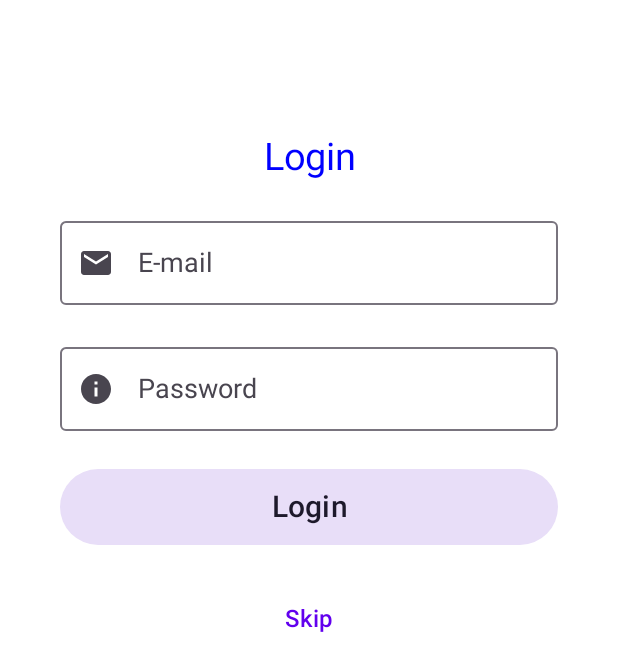
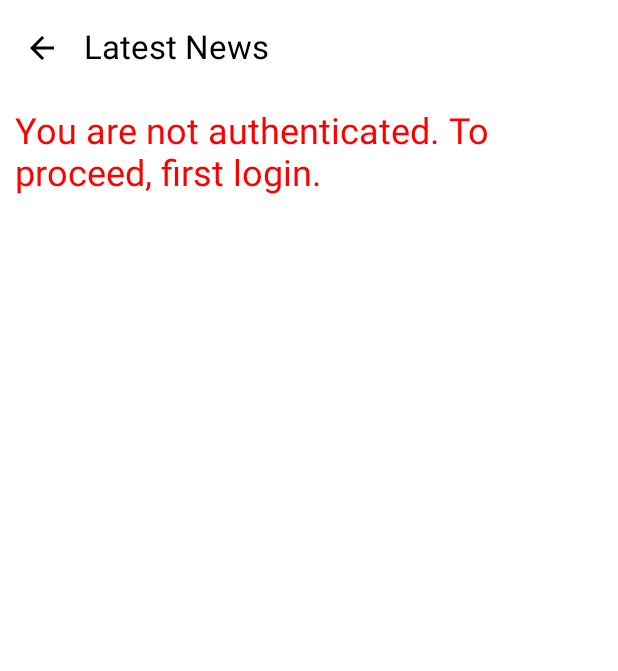
Before and after one commit to VladimirMikulas/ElongaNewsApp, an Android app built with Jetpack Compose: the screen it shows after launch (MainActivity), after a tap on "Skip", on a phone screen of 412 x 824 dp. Shown: the top 671 px of the screen. Run offline under Robolectric (Android 15) with nearby library versions, the phone set to English and light mode, and no system bars; our stand-ins replace Dagger/Hilt's generated code, accompanist; libraries missing offline, so code that uses them is left out: com.bumptech.glide; 1 statement that could not run was skipped.

Commit message:
Initial implementation of NewsListScreen completed

```diff
--- /dev/null
+++ b/androidApp/src/main/java/com/vlamik/news/component/AppBar.kt
@@ -0,0 +1,24 @@
+package com.vlamik.news.component
+
+import androidx.compose.material3.Icon
+import androidx.compose.material3.IconButton
+import androidx.compose.material3.Text
+import androidx.compose.material3.TopAppBar
+import androidx.compose.runtime.Composable
+import androidx.compose.ui.graphics.vector.ImageVector
+
+@Composable
+fun AppBar(title: String, imageVector: ImageVector, iconClickAction: () -> Unit) {
+    TopAppBar(
+        title = {
+            Text(
+                text = title
+            )
+        },
+        navigationIcon = {
+            IconButton(onClick = { iconClickAction.invoke() }) {
+                Icon(imageVector = imageVector, contentDescription = "")
+            }
+        }
+    )
+}
--- a/androidApp/src/main/java/com/vlamik/news/di/DataModule.kt
+++ b/androidApp/src/main/java/com/vlamik/news/di/DataModule.kt
@@ -11,6 +11,8 @@ import com.vlamik.core.data.repositories.AppRepository
 import com.vlamik.core.data.repositories.AppRepositoryImpl
 import com.vlamik.core.data.repositories.LoginRepository
 import com.vlamik.core.data.repositories.LoginRepositoryImpl
+import com.vlamik.core.data.repositories.NewsRepository
+import com.vlamik.core.data.repositories.NewsRepositoryImpl
 import dagger.Module
 import dagger.Provides
 import dagger.hilt.InstallIn
@@ -59,6 +61,14 @@ open class DataModule {
         return repo
     }
 
+    @Provides
+    @Singleton
+    fun providesNewsRepository(
+        repo: NewsRepositoryImpl
+    ): NewsRepository {
+        return repo
+    }
+
     companion object {
         private const val DATA_STORE = "store"
         private val Context.dataStore: DataStore<Preferences> by preferencesDataStore(name = DATA_STORE)
--- /dev/null
+++ b/androidApp/src/main/java/com/vlamik/news/features/list/NewsListScreen.kt
@@ -0,0 +1,210 @@
+package com.vlamik.news.features.list
+
+import androidx.compose.foundation.clickable
+import androidx.compose.foundation.layout.Arrangement
+import androidx.compose.foundation.layout.Column
+import androidx.compose.foundation.layout.Row
+import androidx.compose.foundation.layout.Spacer
+import androidx.compose.foundation.layout.fillMaxSize
+import androidx.compose.foundation.layout.fillMaxWidth
+import androidx.compose.foundation.layout.height
+import androidx.compose.foundation.layout.padding
+import androidx.compose.foundation.layout.size
+import androidx.compose.foundation.layout.wrapContentHeight
+import androidx.compose.foundation.lazy.LazyColumn
+import androidx.compose.foundation.lazy.itemsIndexed
+import androidx.compose.material.icons.Icons
+import androidx.compose.material.icons.automirrored.filled.ArrowBack
+import androidx.compose.material3.CardDefaults
+import androidx.compose.material3.ElevatedCard
+import androidx.compose.material3.Scaffold
+import androidx.compose.material3.Surface
+import androidx.compose.material3.Text
+import androidx.compose.runtime.Composable
+import androidx.compose.runtime.collectAsState
+import androidx.compose.runtime.getValue
+import androidx.compose.runtime.mutableStateOf
+import androidx.compose.runtime.remember
+import androidx.compose.runtime.setValue
+import androidx.compose.ui.Alignment
+import androidx.compose.ui.Modifier
+import androidx.compose.ui.graphics.Color
+import androidx.compose.ui.res.stringResource
+import androidx.compose.ui.unit.dp
+import androidx.compose.ui.unit.sp
+import com.bumptech.glide.integration.compose.ExperimentalGlideComposeApi
+import com.bumptech.glide.integration.compose.GlideImage
+import com.bumptech.glide.integration.compose.placeholder
+import com.vlamik.core.domain.models.NewsListItemModel
+import com.vlamik.core.domain.models.NewsListModel
+import com.vlamik.news.R
+import com.vlamik.news.component.AppBar
+import com.vlamik.news.component.LoadingIndicator
+import com.vlamik.news.component.Toast
+import com.vlamik.news.features.list.NewsListViewModel.ListScreenUiState
+import com.vlamik.news.features.list.NewsListViewModel.ListScreenUiState.ErrorFromAPI
+import com.vlamik.news.features.list.NewsListViewModel.ListScreenUiState.LoadingFromAPI
+import com.vlamik.news.features.list.NewsListViewModel.ListScreenUiState.NotAuthenticatedError
+import com.vlamik.news.features.list.NewsListViewModel.ListScreenUiState.UpdateSuccess
+import com.vlamik.news.theme.Shapes
+import com.vlamik.news.theme.TemplateTheme
+import com.vlamik.news.utils.preview.DeviceFormatPreview
+import com.vlamik.news.utils.preview.FontScalePreview
+import com.vlamik.news.utils.preview.ThemeModePreview
+
+@Composable
+fun NewsListScreen(
+    listViewModel: NewsListViewModel,
+    isAuthenticated: Boolean,
+    openDetailsClicked: (String) -> Unit,
+    onBackClicked: () -> Unit
+) {
+    listViewModel.checkAuthentication(isAuthenticated)
+    val newsListUpdateState by listViewModel.state.collectAsState()
+    when (val state = newsListUpdateState) {
+        is UpdateSuccess, LoadingFromAPI, ErrorFromAPI, NotAuthenticatedError -> NewsListComposable(
+            state = state,
+            onDetailsClicked = openDetailsClicked,
+            onBackClicked = onBackClicked
+        )
+    }
+}
+
+@Composable
+private fun NewsListComposable(
+    state: ListScreenUiState,
+    onDetailsClicked: (String) -> Unit,
+    onBackClicked: () -> Unit,
+) =
+    Scaffold(topBar = {
+        AppBar(
+            title = stringResource(id = R.string.latest_news),
+            imageVector = Icons.AutoMirrored.Filled.ArrowBack
+        ) { onBackClicked() }
+    }) {
+        Surface(
+            modifier = Modifier
+                .fillMaxSize()
+                .padding(it)
+        ) {
+            (state as? NotAuthenticatedError)?.let {
+                ShowNotAuthenticatedError()
+            }
+            (state as? ErrorFromAPI)?.let {
+                Toast(R.string.api_error)
+            }
+            (state as? LoadingFromAPI)?.let {
+                LoadingIndicator()
+            }
+            var news by remember { mutableStateOf(emptyList<NewsListItemModel>()) }
+            (state as? UpdateSuccess)?.let {
+                news = it.news.newsItems
+
+                LazyColumn {
+                    itemsIndexed(news) { _, newsListItem ->
+
+                        NewsListItemCard(newsListItem = newsListItem, onDetailsClicked)
+
+                        Spacer(modifier = Modifier.height(8.dp))
+                    }
+
+                }
+            }
+        }
+    }
+
+
+@OptIn(ExperimentalGlideComposeApi::class)
+@Composable
+private fun ArticleSourceImage(url: String) {
+    GlideImage(
+        model = url,
+        loading = placeholder(R.drawable.news_logo),
+        contentDescription = stringResource(id = R.string.article_source_image),
+        modifier = Modifier
+            .size(80.dp)
+            .padding(10.dp)
+            .fillMaxWidth()
+            .wrapContentHeight(align = Alignment.CenterVertically)
+    )
+}
+
+@Composable
+private fun NewsListItemContent(newsListItem: NewsListItemModel) {
+    Column(
+        modifier = Modifier
+            .fillMaxSize(),
+        verticalArrangement = Arrangement.Center
+    ) {
+        Text(
+            text = newsListItem.title,
+            fontSize = 18.sp
+        )
+        Text(
+            text = newsListItem.publicationDate,
+            fontSize = 16.sp
+        )
+    }
+}
+
+@Composable
+private fun NewsListItemCard(newsListItem: NewsListItemModel, onItemCardClicked: (String) -> Unit) {
+    ElevatedCard(
+        elevation = CardDefaults.cardElevation(
+            defaultElevation = 8.dp
+        ),
+        shape = Shapes.medium,
+        modifier = Modifier.clickable { onItemCardClicked(newsListItem.id) }
+    ) {
+        Row(
+            modifier = Modifier
+                .padding(horizontal = 8.dp)
+                .fillMaxSize()
+        ) {
+            ArticleSourceImage(newsListItem.sourceIcon)
+            NewsListItemContent(newsListItem = newsListItem)
+        }
+    }
+}
+
+@Composable
+private fun ShowNotAuthenticatedError() {
+    Column(
+        modifier = Modifier
+            .fillMaxSize()
+            .padding(10.dp),
+        verticalArrangement = Arrangement.Top
+    ) {
+        Text(
+            text = stringResource(id = R.string.not_authenticated_error),
+            fontSize = 24.sp,
+            color = Color.Red
+        )
+
+    }
+}
+
+@ThemeModePreview
+@FontScalePreview
+@DeviceFormatPreview
+@Composable
+private fun NewsListScreenPreview() {
+    TemplateTheme {
+        NewsListComposable(
+            state = UpdateSuccess(
+                NewsListModel(
+                    (1..10).map {
+                        NewsListItemModel(
+                            "f006335711031c968e966703c634babb",
+                            "Multitude Bank expands footprint with stake acquisition in Lea Bank",
+                            "2024-10-11 11:36:00 UTC",
+                            "https://i.bytvi.com/domain_icons/thepaypers.png"
+                        )
+                    }, nextPage = "1728646556050403349"
+                )
+            ),
+            onDetailsClicked = {},
+            onBackClicked = {})
+
+    }
+}
--- /dev/null
+++ b/androidApp/src/main/java/com/vlamik/news/features/list/NewsListViewModel.kt
@@ -0,0 +1,52 @@
+package com.vlamik.news.features.list
+
+
+import androidx.lifecycle.ViewModel
+import androidx.lifecycle.viewModelScope
+import com.vlamik.core.domain.GetNews
+import com.vlamik.core.domain.models.NewsListModel
+import com.vlamik.news.features.list.NewsListViewModel.ListScreenUiState.ErrorFromAPI
+import com.vlamik.news.features.list.NewsListViewModel.ListScreenUiState.LoadingFromAPI
+import com.vlamik.news.features.list.NewsListViewModel.ListScreenUiState.NotAuthenticatedError
+import com.vlamik.news.features.list.NewsListViewModel.ListScreenUiState.UpdateSuccess
+import dagger.hilt.android.lifecycle.HiltViewModel
+import kotlinx.coroutines.flow.MutableStateFlow
+import kotlinx.coroutines.flow.asStateFlow
+import kotlinx.coroutines.launch
+import javax.inject.Inject
+
+@HiltViewModel
+class NewsListViewModel @Inject constructor(
+    private val getNews: GetNews
+) : ViewModel() {
+
+    private val _state = MutableStateFlow<ListScreenUiState>(LoadingFromAPI)
+    val state = _state.asStateFlow()
+
+
+    fun checkAuthentication(isAuthenticated: Boolean) {
+        viewModelScope.launch {
+            if (isAuthenticated) {
+                loadNews()
+            } else {
+                _state.value = NotAuthenticatedError
+            }
+        }
+    }
+
+    private suspend fun loadNews() {
+        getNews()
+            .onSuccess {
+                _state.value = UpdateSuccess(it)
+            }
+            .onFailure { _state.value = ErrorFromAPI }
+    }
+
+    sealed interface ListScreenUiState {
+        object LoadingFromAPI : ListScreenUiState
+        data class UpdateSuccess(val news: NewsListModel) : ListScreenUiState
+        object ErrorFromAPI : ListScreenUiState
+        object NotAuthenticatedError : ListScreenUiState
+
+    }
+}
--- a/androidApp/src/main/java/com/vlamik/news/navigation/NavHost.kt
+++ b/androidApp/src/main/java/com/vlamik/news/navigation/NavHost.kt
@@ -6,6 +6,7 @@ import androidx.navigation.NavHostController
 import androidx.navigation.compose.NavHost
 import androidx.navigation.compose.composable
 import androidx.navigation.compose.rememberNavController
+import com.vlamik.news.features.list.NewsListScreen
 import com.vlamik.news.features.login.LoginScreen
 
 @Composable
@@ -21,11 +22,13 @@ fun NewsNavHost(
             }
         }
 
-        /*composable(NavRoutes.NewsList.path) { backStackEntry ->
+        composable(NavRoutes.NewsList.path) { backStackEntry ->
             backStackEntry.arguments?.getString(NavRoutes.IS_AUTHENTICATED_KEY)?.let {
-                NewsListScreen(isAuthenticated = it.toBoolean())
+                NewsListScreen(hiltViewModel(), isAuthenticated = it.toBoolean(), { articleId ->
+                    navController.navigate(NavRoutes.NewsDetails.build(articleId))
+                }) { navController.popBackStack() }
             }
-        }
+        }/*
         composable(NavRoutes.NewsDetails.path) { backStackEntry ->
             backStackEntry.arguments?.getString(NavRoutes.DETAILS_ID_KEY)?.let {
                 NewsDetailsScreen(newsDetailsViewModel(newsId = it.toInt()))
--- a/androidApp/src/main/java/com/vlamik/news/navigation/NavRoutes.kt
+++ b/androidApp/src/main/java/com/vlamik/news/navigation/NavRoutes.kt
@@ -9,7 +9,7 @@ sealed class NavRoutes(internal open val path: String) {
     }
 
     object NewsDetails : NavRoutes("news_details/{$DETAILS_ID_KEY}") {
-        fun build(id: Int): String =
+        fun build(id: String): String =
             path.replace("{$DETAILS_ID_KEY}", id.toString())
     }
 
--- a/androidApp/src/main/res/values/strings.xml
+++ b/androidApp/src/main/res/values/strings.xml
@@ -13,7 +13,9 @@
     <string name="skip_button">Skip</string>
 
     <!-- List Screen -->
-    <string name="news_list">News list</string>
+    <string name="latest_news">Latest News</string>
+    <string name="article_source_image">Article source image</string>
+    <string name="not_authenticated_error">You are not authenticated. To proceed, first login.</string>
 
 
     <!-- News details Screen -->
--- a/core/commons/src/main/java/com/vlamik/core/commons/endpoints/OpenLibraryEndpoint.kt
+++ b/core/commons/src/main/java/com/vlamik/core/commons/endpoints/OpenLibraryEndpoint.kt
@@ -2,7 +2,7 @@ package com.vlamik.core.commons.endpoints
 
 object OpenLibraryEndpoint {
     val baseUrl: String
-        get() = "https://newsdata.io/api/1"
+        get() = "newsdata.io/api/1"
 
     val news: String
         get() = "latest?language=en"
--- a/core/data/src/main/java/com/vlamik/core/data/network/OpenLibraryService.kt
+++ b/core/data/src/main/java/com/vlamik/core/data/network/OpenLibraryService.kt
@@ -22,13 +22,11 @@ class OpenLibraryService
         private const val API_KEY_VALUE = "YOUR_API_KEY"
     }
 
-    suspend fun getNews(isAuthenticated: Boolean): Result<NewsDto> = withContext(coroutineContext) {
+    suspend fun getNews(): Result<NewsDto> = withContext(coroutineContext) {
         return@withContext try {
             Result.success(
                 httpClient().get {
-                    if (isAuthenticated) {
-                        header(API_KEY_HEADER, API_KEY_VALUE)
-                    }
+                    header(API_KEY_HEADER, API_KEY_VALUE)
                     url(path = OpenLibraryEndpoint.news)
                 }.body()
             )
--- /dev/null
+++ b/core/data/src/main/java/com/vlamik/core/data/repositories/NewsRepository.kt
@@ -0,0 +1,7 @@
+package com.vlamik.core.data.repositories
+
+import com.vlamik.core.data.models.NewsDto
+
+interface NewsRepository {
+    suspend fun getNews(): Result<NewsDto>
+}
--- /dev/null
+++ b/core/data/src/main/java/com/vlamik/core/data/repositories/NewsRepositoryImpl.kt
@@ -0,0 +1,14 @@
+package com.vlamik.core.data.repositories
+
+import com.vlamik.core.data.models.NewsDto
+import com.vlamik.core.data.network.OpenLibraryService
+import javax.inject.Inject
+
+class NewsRepositoryImpl
+@Inject constructor(
+    private val openLibraryService: OpenLibraryService
+) : NewsRepository {
+    override suspend fun getNews(): Result<NewsDto> =
+        openLibraryService.getNews()
+
+}
--- /dev/null
+++ b/core/domain/src/main/java/com/vlamik/core/domain/GetNews.kt
@@ -0,0 +1,16 @@
+package com.vlamik.core.domain
+
+import com.vlamik.core.data.repositories.NewsRepository
+import com.vlamik.core.domain.models.NewsListModel
+import com.vlamik.core.domain.models.toNewsListModel
+import javax.inject.Inject
+
+class GetNews @Inject constructor(
+    private val newsRepository: NewsRepository
+) {
+    suspend operator fun invoke(): Result<NewsListModel> {
+        return newsRepository.getNews()
+            .map { newsList -> newsList.toNewsListModel() }
+    }
+
+}
--- a/core/domain/src/main/java/com/vlamik/core/domain/models/NewsListItem.kt
+++ b/core/domain/src/main/java/com/vlamik/core/domain/models/NewsListItemModel.kt
@@ -3,14 +3,14 @@ package com.vlamik.core.domain.models
 import com.vlamik.core.data.models.ArticleDto
 
 
-data class NewsListItem(
+data class NewsListItemModel(
     val id: String,
     val title: String,
     val publicationDate: String,
     val sourceIcon: String
 )
 
-fun ArticleDto.toNewsItemModel(): NewsListItem = NewsListItem(
+fun ArticleDto.toNewsItemModel(): NewsListItemModel = NewsListItemModel(
     id = articleID,
     title = title.orEmpty(),
     publicationDate = pubDate.orEmpty().plus(" ${pubDateTZ.orEmpty()}"),
--- a/core/domain/src/main/java/com/vlamik/core/domain/models/NewsList.kt
+++ b/core/domain/src/main/java/com/vlamik/core/domain/models/NewsListModel.kt
@@ -3,12 +3,12 @@ package com.vlamik.core.domain.models
 import com.vlamik.core.data.models.NewsDto
 
 
-data class NewsList(
-    val newsItems: List<NewsListItem>,
+data class NewsListModel(
+    val newsItems: List<NewsListItemModel>,
     val nextPage: String? = null,
 )
 
-fun NewsDto.toNewsListModel(): NewsList = NewsList(
+fun NewsDto.toNewsListModel(): NewsListModel = NewsListModel(
     newsItems = results.map { it.toNewsItemModel() },
     nextPage = nextPage
 )
```
Also changed, not shown: androidApp/src/main/java/com/vlamik/news/component/LoadingIndicator.kt (added, +16 -0 lines), 1 other file.
